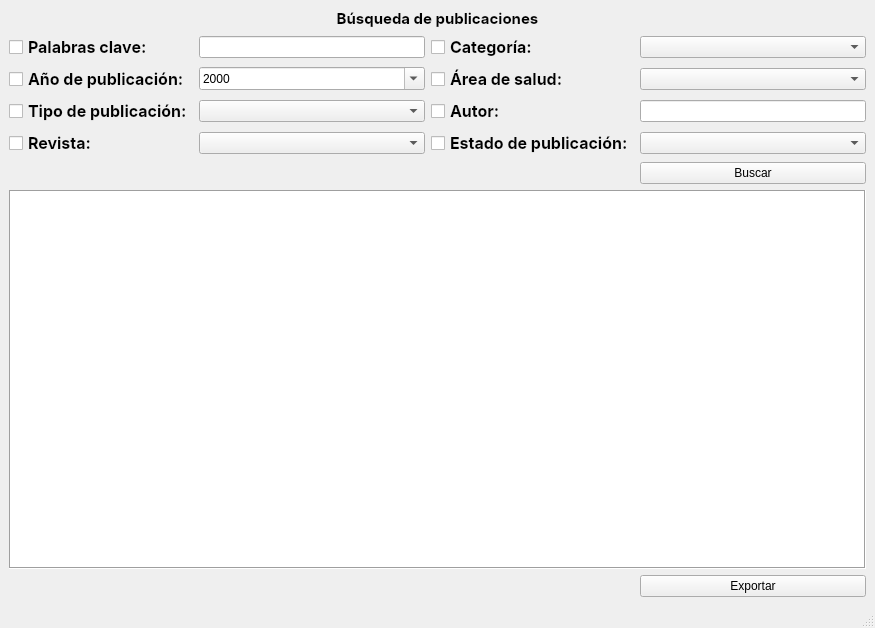
This is ui_files/pub_search.ui in leoponce82/publicationsGIDI_input as Qt 5 draws it before an edit. The edited form follows.
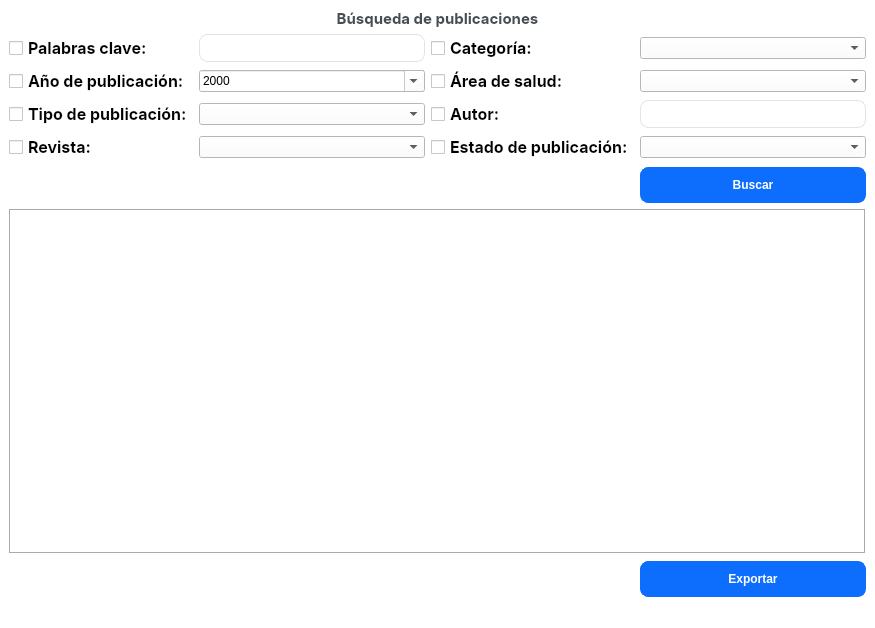
This is the edited form.

The edit to the form file:
```diff
--- a/ui_files/pub_search.ui
+++ b/ui_files/pub_search.ui
@@ -13,6 +13,68 @@
   <property name="windowTitle">
    <string>Busqueda de Publicaciones</string>
   </property>
+  <property name="styleSheet">
+   <string notr="true">QWidget {
+  background-color: #fff;
+}
+QLabel {
+  color: #464d55;
+  font-weight: 600;
+}
+QLabel#heading {
+  color: #0f1925;
+  font-size: 18px;
+  margin-bottom: 10px;
+}
+
+QLabel#subheading {
+  color: #0f1925;
+  font-size: 12px;
+  font-weight: normal;
+  margin-bottom: 10px;
+}
+QLineEdit {
+  border-radius: 8px;
+  border: 1px solid #e0e4e7;
+  padding: 5px 15px;
+}
+
+QLineEdit:focus {
+  border: 1px solid #d0e3ff;
+}
+
+QLineEdit::placeholder {
+  color: #767e89;
+}
+QPushButton {
+  background-color: #0d6efd;
+  color: #fff;
+  font-weight: 600;
+  border-radius: 8px;
+  border: 1px solid #0d6efd;
+  padding: 10px 10px;
+  margin-top: 1px;
+  outline: 0px;
+}
+QPushButton:hover,
+QPushButton:focus {
+  background-color: #0b5ed7;
+  border: 1px solid #9ac3fe;
+}
+QMenu {
+background-color: #fff;
+border: 1px solid black;
+margin: 2px;
+}
+QMenu::item {
+background-color: transparent;
+}
+QMenu::item:selected {
+background-color: #0b5ed7;
+color: rgb(255,255,255);
+}
+</string>
+  </property>
   <widget class="QWidget" name="centralwidget">
    <layout class="QVBoxLayout" name="verticalLayout">
     <item>
```
